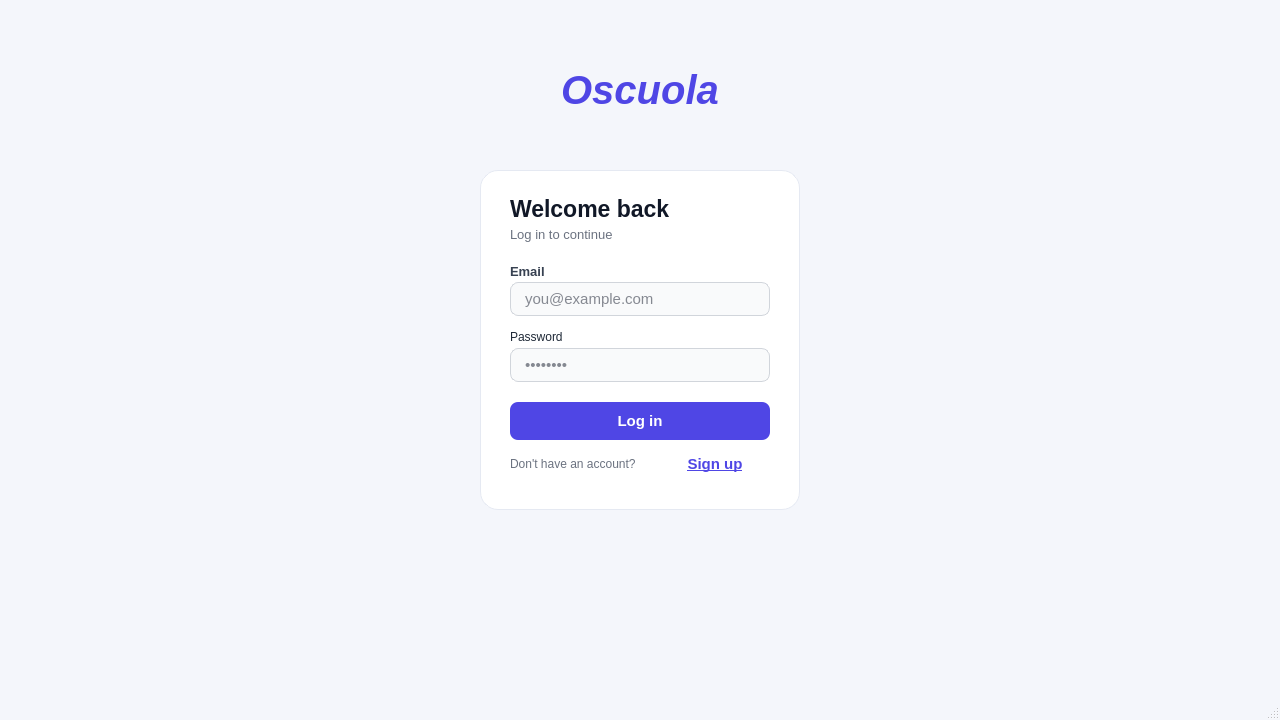
First picture: the form in Oscuola/mainwindow.ui, repository mohamed-adhd/Oscuola, before the edit.
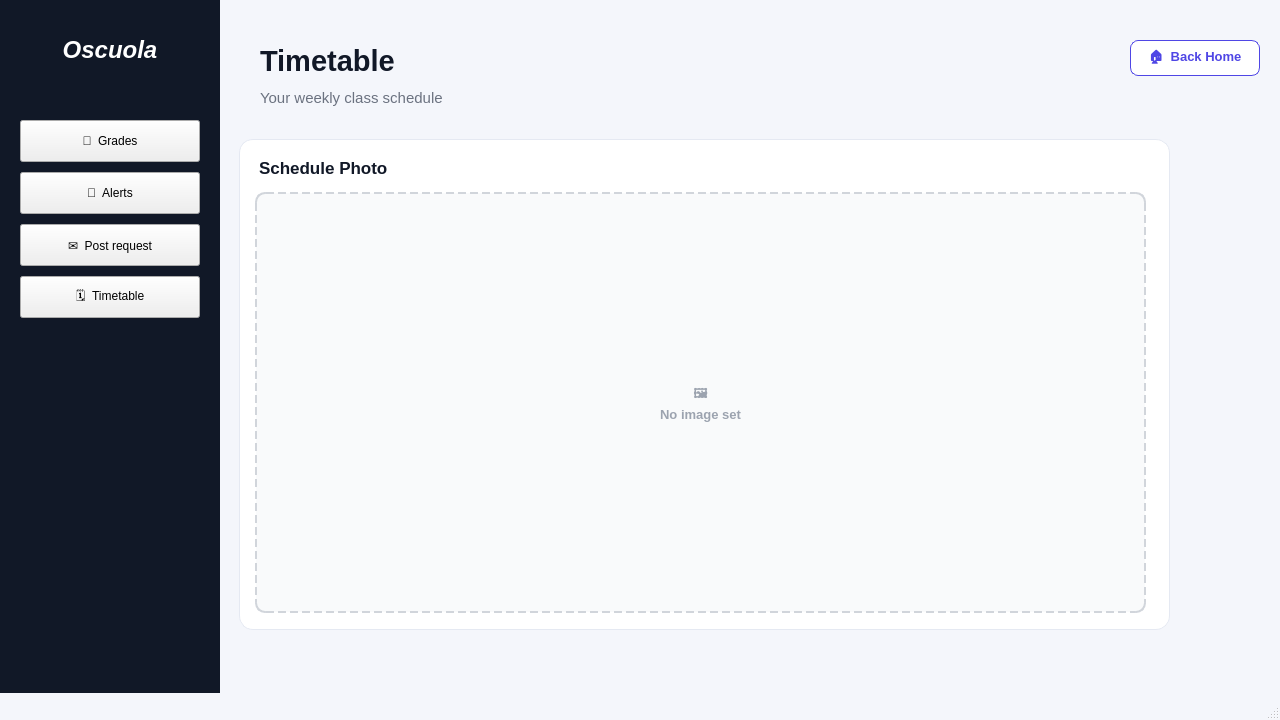
Second picture: the form after the edit. The open tabs and pages were chosen to show the change.

Commit message: student side navigation done   (#37)

What changed in the file:
```diff
--- a/Oscuola/mainwindow.ui
+++ b/Oscuola/mainwindow.ui
@@ -53,7 +53,9 @@
 }
 
 /* ---------- Field labels ---------- */
-QLabel#field_label {
+QLabel#field_label_login_email, QLabel#field_label_login_password,
+QLabel#field_label_reg_email, QLabel#field_label_reg_password, QLabel#field_label_reg_confirm,
+QLabel#field_label_request_subject, QLabel#field_label_request_message {
     color: #374151;
     font-size: 10pt;
     font-weight: 600;
@@ -75,7 +77,7 @@
 }
 
 /* ---------- Primary buttons ---------- */
-QPushButton#login_but, QPushButton#submit {
+QPushButton#login_but, QPushButton#btn_create_account, QPushButton#btn_send_request {
     background-color: #4F46E5;
     color: #FFFFFF;
     border: none;
@@ -111,10 +113,10 @@
 }
 
 /* ---------- Sidebar (main menu) ---------- */
-QFrame#sidebar, QFrame#sidebar_2, QFrame#sidebar_3, QFrame#sidebar_4 {
+QFrame#sidebar, QFrame#sidebar_2, QFrame#sidebar_3, QFrame#sidebar_4, QFrame#sidebar_5 {
     background-color: #111827;
 }
-QLabel#sidebar_title, QLabel#sidebar_title_3, QLabel#sidebar_title_4, QLabel#sidebar_title_5 {
+QLabel#sidebar_title, QLabel#sidebar_title_3, QLabel#sidebar_title_4, QLabel#sidebar_title_5, QLabel#sidebar_title_6 {
     color: #FFFFFF;
     font-size: 18pt;
     font-weight: 800;
@@ -123,7 +125,8 @@
 QPushButton#pushButton, QPushButton#pushButton_2, QPushButton#pushButton_3, QPushButton#pushButton_4,
 QPushButton#pushButton_9, QPushButton#pushButton_10, QPushButton#pushButton_11, QPushButton#pushButton_12,
 QPushButton#pushButton_13, QPushButton#pushButton_14, QPushButton#pushButton_15, QPushButton#pushButton_16,
-QPushButton#pushButton_17, QPushButton#pushButton_18, QPushButton#pushButton_19, QPushButton#pushButton_20 {
+QPushButton#pushButton_17, QPushButton#pushButton_18, QPushButton#pushButton_19, QPushButton#pushButton_20,
+QPushButton#pushButton_21, QPushButton#pushButton_22, QPushButton#pushButton_23, QPushButton#pushButton_24 {
     background-color: transparent;
     color: #D1D5DB;
     border: none;
@@ -136,23 +139,24 @@
 QPushButton#pushButton:hover, QPushButton#pushButton_2:hover, QPushButton#pushButton_3:hover, QPushButton#pushButton_4:hover,
 QPushButton#pushButton_9:hover, QPushButton#pushButton_10:hover, QPushButton#pushButton_11:hover, QPushButton#pushButton_12:hover,
 QPushButton#pushButton_13:hover, QPushButton#pushButton_14:hover, QPushButton#pushButton_15:hover, QPushButton#pushButton_16:hover,
-QPushButton#pushButton_17:hover, QPushButton#pushButton_18:hover, QPushButton#pushButton_19:hover, QPushButton#pushButton_20:hover {
+QPushButton#pushButton_17:hover, QPushButton#pushButton_18:hover, QPushButton#pushButton_19:hover, QPushButton#pushButton_20:hover,
+QPushButton#pushButton_21:hover, QPushButton#pushButton_22:hover, QPushButton#pushButton_23:hover, QPushButton#pushButton_24:hover {
     background-color: #1F2937;
     color: #FFFFFF;
 }
 
-QLabel#label_5, QLabel#label_13, QLabel#label_15, QLabel#label_17 {
+QLabel#label_5, QLabel#label_13, QLabel#label_15, QLabel#label_17, QLabel#label_19 {
     color: #111827;
     font-size: 22pt;
     font-weight: 800;
 }
-QLabel#label_10, QLabel#label_14, QLabel#label_16, QLabel#label_18 {
+QLabel#label_10, QLabel#label_14, QLabel#label_16, QLabel#label_18, QLabel#label_20 {
     color: #6B7280;
     font-size: 11pt;
 }
 
 /* ---------- Dashboard summary cards ---------- */
-QFrame#dash_card {
+QFrame#dash_card_score, QFrame#dash_card_absences, QFrame#dash_card_alerts {
     background-color: #FFFFFF;
     border-radius: 14px;
     border: 1px solid #E5E9F2;
@@ -184,30 +188,33 @@
 }
 
 /* ---------- Dashboard detail panels ---------- */
-QFrame#panel {
+QFrame#panel_alerts_recent, QFrame#panel_absence_log, QFrame#panel_grades,
+QFrame#panel_alerts_all, QFrame#panel_post_request, QFrame#panel_timetable, QFrame#panel_timetable_picture {
     background-color: #FFFFFF;
     border-radius: 14px;
     border: 1px solid #E5E9F2;
 }
-QLabel#panel_title {
+QLabel#panel_title_alerts_recent, QLabel#panel_title_absence_log, QLabel#panel_title_grades,
+QLabel#panel_title_alerts_all, QLabel#panel_title_post_request, QLabel#panel_title_timetable,
+QLabel#panel_title_timetable_picture {
     font-size: 13pt;
     font-weight: 700;
     color: #111827;
 }
-QListWidget#alerts_list, QListWidget#absence_list {
+QListWidget#alerts_list_dashboard, QListWidget#alerts_list_full, QListWidget#absence_list {
     border: none;
     background-color: transparent;
     font-size: 10pt;
     color: #374151;
     outline: 0;
 }
-QListWidget#alerts_list::item, QListWidget#absence_list::item {
+QListWidget#alerts_list_dashboard::item, QListWidget#alerts_list_full::item, QListWidget#absence_list::item {
     padding: 8px 4px;
     border-bottom: 1px solid #F3F4F6;
 }
 
 /* ---------- Back to Home button ---------- */
-QPushButton#back_home_btn {
+QPushButton#back_home_btn, QPushButton#back_home_btn_2, QPushButton#back_home_btn_3, QPushButton#back_home_btn_4 {
     background-color: #FFFFFF;
     color: #4F46E5;
     border: 1px solid #4F46E5;
@@ -223,15 +230,15 @@
     background-color: #E0E7FF;
 }
 
-/* ---------- Grades table ---------- */
-QTableWidget#grades_table {
+/* ---------- Grades / timetable tables ---------- */
+QTableWidget#grades_table, QTableWidget#timetable_table {
     background-color: #FFFFFF;
     border: none;
     gridline-color: #F3F4F6;
     font-size: 10pt;
     color: #374151;
 }
-QTableWidget#grades_table::item {
+QTableWidget#grades_table::item, QTableWidget#timetable_table::item {
     padding: 8px;
 }
 QHeaderView::section {
@@ -243,6 +250,16 @@
     padding: 8px;
 }
 
+/* ---------- Timetable picture placeholder ---------- */
+QLabel#timetable_picture_label {
+    background-color: #F9FAFB;
+    border: 2px dashed #D1D5DB;
+    border-radius: 10px;
+    color: #9CA3AF;
+    font-size: 10pt;
+    font-weight: 600;
+}
+
 /* ---------- Post request form ---------- */
 QPlainTextEdit#request_message {
     background-color: #F9FAFB;
@@ -347,7 +364,7 @@
         <string>you@example.com</string>
        </property>
       </widget>
-      <widget class="QLabel" name="field_label">
+      <widget class="QLabel" name="field_label_login_password">
        <property name="geometry">
         <rect>
          <x>30</x>
@@ -1652,6 +1669,186 @@
       </widget>
      </widget>
     </widget>
+    <widget class="QWidget" name="timetable_student">
+     <widget class="QFrame" name="sidebar_5">
+      <property name="geometry">
+       <rect>
+        <x>0</x>
+        <y>0</y>
+        <width>220</width>
+        <height>693</height>
+       </rect>
+      </property>
+      <widget class="QLabel" name="sidebar_title_6">
+       <property name="geometry">
+        <rect>
+         <x>0</x>
+         <y>30</y>
+         <width>220</width>
+         <height>40</height>
+        </rect>
+       </property>
+       <property name="text">
+        <string>Oscuola</string>
+       </property>
+       <property name="alignment">
+        <set>Qt::AlignmentFlag::AlignCenter</set>
+       </property>
+      </widget>
+      <widget class="QPushButton" name="grades_button_student_3">
+       <property name="geometry">
+        <rect>
+         <x>20</x>
+         <y>120</y>
+         <width>180</width>
+         <height>42</height>
+        </rect>
+       </property>
+       <property name="cursor">
+        <cursorShape>PointingHandCursor</cursorShape>
+       </property>
+       <property name="text">
+        <string>📘  Grades</string>
+       </property>
+      </widget>
+      <widget class="QPushButton" name="alerts_student_but_3">
+       <property name="geometry">
+        <rect>
+         <x>20</x>
+         <y>172</y>
+         <width>180</width>
+         <height>42</height>
+        </rect>
+       </property>
+       <property name="cursor">
+        <cursorShape>PointingHandCursor</cursorShape>
+       </property>
+       <property name="text">
+        <string>🔔  Alerts</string>
+       </property>
+      </widget>
+      <widget class="QPushButton" name="post_button_student_4">
+       <property name="geometry">
+        <rect>
+         <x>20</x>
+         <y>224</y>
+         <width>180</width>
+         <height>42</height>
+        </rect>
+       </property>
+       <property name="cursor">
+        <cursorShape>PointingHandCursor</cursorShape>
+       </property>
+       <property name="text">
+        <string>✉️  Post request</string>
+       </property>
+      </widget>
+      <widget class="QPushButton" name="pushButton_24">
+       <property name="geometry">
+        <rect>
+         <x>20</x>
+         <y>276</y>
+         <width>180</width>
+         <height>42</height>
+        </rect>
+       </property>
+       <property name="cursor">
+        <cursorShape>PointingHandCursor</cursorShape>
+       </property>
+       <property name="text">
+        <string>🗓️  Timetable</string>
+       </property>
+      </widget>
+     </widget>
+     <widget class="QLabel" name="label_19">
+      <property name="geometry">
+       <rect>
+        <x>260</x>
+        <y>36</y>
+        <width>500</width>
+        <height>50</height>
+       </rect>
+      </property>
+      <property name="text">
+       <string>Timetable</string>
+      </property>
+     </widget>
+     <widget class="QLabel" name="label_20">
+      <property name="geometry">
+       <rect>
+        <x>260</x>
+        <y>86</y>
+        <width>600</width>
+        <height>24</height>
+       </rect>
+      </property>
+      <property name="text">
+       <string>Your weekly class schedule</string>
+      </property>
+     </widget>
+     <widget class="QPushButton" name="back_home_btn_4">
+      <property name="geometry">
+       <rect>
+        <x>1130</x>
+        <y>40</y>
+        <width>130</width>
+        <height>36</height>
+       </rect>
+      </property>
+      <property name="cursor">
+       <cursorShape>PointingHandCursor</cursorShape>
+      </property>
+      <property name="text">
+       <string>🏠  Back Home</string>
+      </property>
+     </widget>
+     <widget class="QFrame" name="panel_timetable_picture">
+      <property name="geometry">
+       <rect>
+        <x>239</x>
+        <y>139</y>
+        <width>931</width>
+        <height>491</height>
+       </rect>
+      </property>
+      <widget class="QLabel" name="panel_title_timetable_picture">
+       <property name="geometry">
+        <rect>
+         <x>20</x>
+         <y>16</y>
+         <width>220</width>
+         <height>26</height>
+        </rect>
+       </property>
+       <property name="text">
+        <string>Schedule Photo</string>
+       </property>
+      </widget>
+      <widget class="QLabel" name="timetable_picture_label">
+       <property name="geometry">
+        <rect>
+         <x>16</x>
+         <y>53</y>
+         <width>891</width>
+         <height>421</height>
+        </rect>
+       </property>
+       <property name="text">
+        <string>🖼️
+No image set</string>
+       </property>
+       <property name="scaledContents">
+        <bool>false</bool>
+       </property>
+       <property name="alignment">
+        <set>Qt::AlignmentFlag::AlignCenter</set>
+       </property>
+       <property name="wordWrap">
+        <bool>true</bool>
+       </property>
+      </widget>
+     </widget>
+    </widget>
    </widget>
   </widget>
   <widget class="QMenuBar" name="menubar">
```
Left out of the diff: 102 changed lines with no effect on the pictures. The commit also changes 2 other files.
